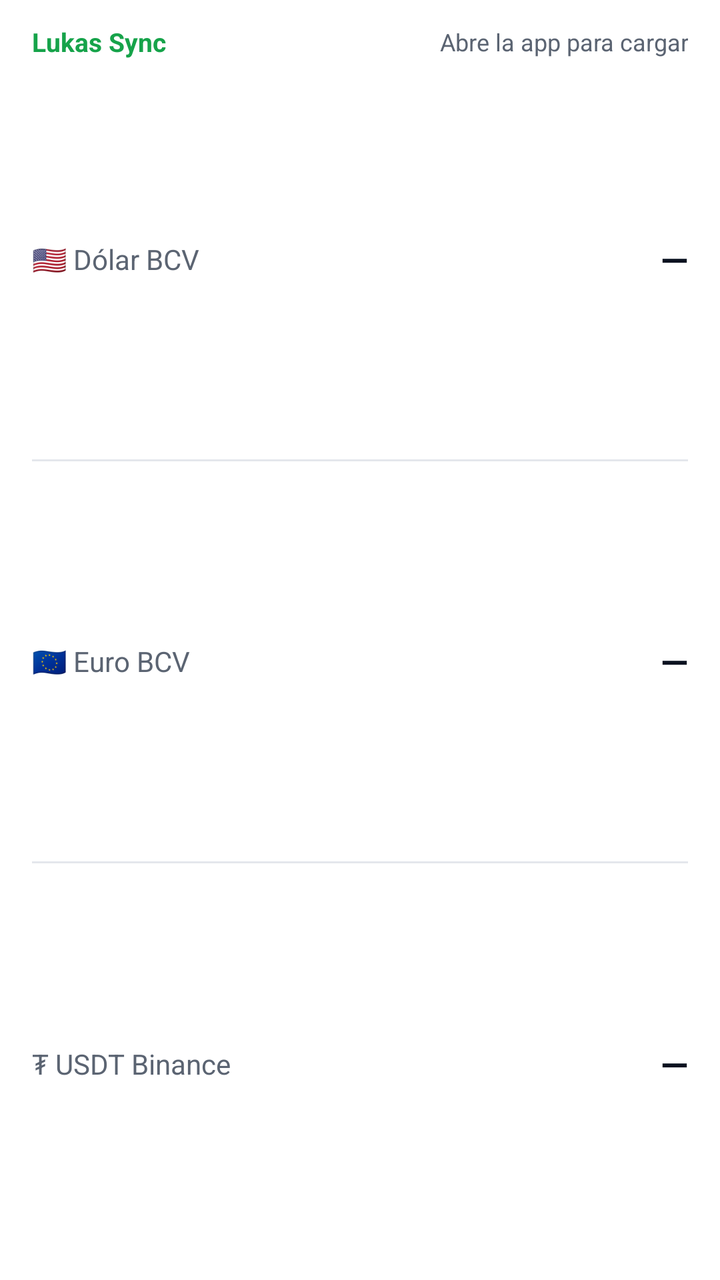
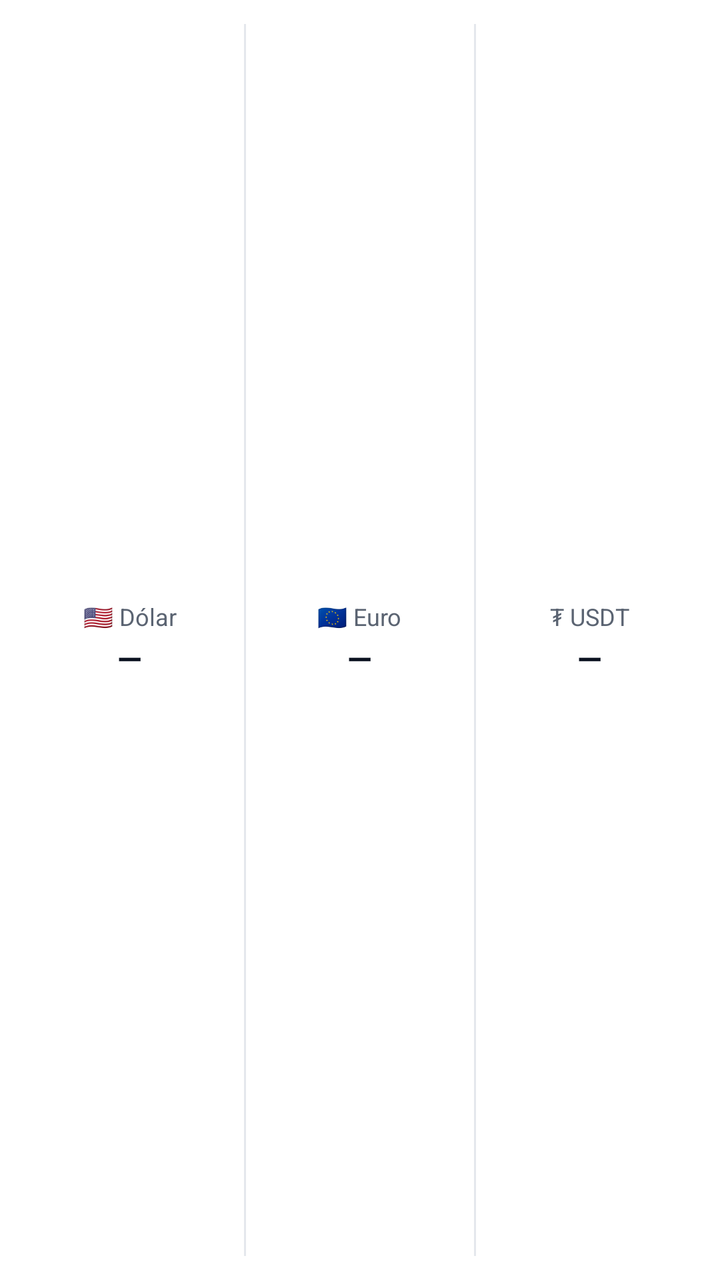

Compare the two renders of this Android layout. The source of the first and the diff that turns it into the second are given below.
<!-- AndroidManifest.xml: fallback theme Theme.MaterialComponents.DayNight.NoActionBar -->
<!-- res/layout/rates_widget.xml -->
<?xml version="1.0" encoding="utf-8"?>
<LinearLayout xmlns:android="http://schemas.android.com/apk/res/android"
    android:id="@+id/widget_root"
    android:layout_width="match_parent"
    android:layout_height="match_parent"
    android:background="@drawable/widget_background"
    android:orientation="vertical"
    android:paddingStart="16dp"
    android:paddingTop="12dp"
    android:paddingEnd="16dp"
    android:paddingBottom="8dp">

    <LinearLayout
        android:layout_width="match_parent"
        android:layout_height="wrap_content"
        android:gravity="center_vertical"
        android:orientation="horizontal">

        <TextView
            android:layout_width="wrap_content"
            android:layout_height="wrap_content"
            android:text="@string/widget_title"
            android:textColor="@color/widget_accent"
            android:textSize="13sp"
            android:textStyle="bold" />

        <TextView
            android:id="@+id/widget_updated"
            android:layout_width="0dp"
            android:layout_height="wrap_content"
            android:layout_marginStart="8dp"
            android:layout_weight="1"
            android:ellipsize="end"
            android:gravity="end"
            android:maxLines="1"
            android:text="@string/widget_empty_updated"
            android:textColor="@color/widget_text_secondary"
            android:textSize="12sp" />
    </LinearLayout>

    <LinearLayout
        android:layout_width="match_parent"
        android:layout_height="0dp"
        android:layout_weight="1"
        android:gravity="center_vertical"
        android:orientation="horizontal">

        <TextView
            android:layout_width="0dp"
            android:layout_height="wrap_content"
            android:layout_weight="1"
            android:ellipsize="end"
            android:maxLines="1"
            android:text="@string/widget_usd_label"
            android:textColor="@color/widget_text_secondary"
            android:textSize="14sp" />

        <TextView
            android:id="@+id/widget_usd"
            android:layout_width="wrap_content"
            android:layout_height="wrap_content"
            android:maxLines="1"
            android:text="@string/widget_empty_value"
            android:textColor="@color/widget_text"
            android:textSize="18sp"
            android:textStyle="bold" />
    </LinearLayout>

    <FrameLayout
        android:layout_width="match_parent"
        android:layout_height="1dp"
        android:background="@color/widget_divider" />

    <LinearLayout
        android:layout_width="match_parent"
        android:layout_height="0dp"
        android:layout_weight="1"
        android:gravity="center_vertical"
        android:orientation="horizontal">

        <TextView
            android:layout_width="0dp"
            android:layout_height="wrap_content"
            android:layout_weight="1"
            android:ellipsize="end"
            android:maxLines="1"
            android:text="@string/widget_eur_label"
            android:textColor="@color/widget_text_secondary"
            android:textSize="14sp" />

        <TextView
            android:id="@+id/widget_eur"
            android:layout_width="wrap_content"
            android:layout_height="wrap_content"
            android:maxLines="1"
            android:text="@string/widget_empty_value"
            android:textColor="@color/widget_text"
            android:textSize="18sp"
            android:textStyle="bold" />
    </LinearLayout>

    <FrameLayout
        android:layout_width="match_parent"
        android:layout_height="1dp"
        android:background="@color/widget_divider" />

    <LinearLayout
        android:layout_width="match_parent"
        android:layout_height="0dp"
        android:layout_weight="1"
        android:gravity="center_vertical"
        android:orientation="horizontal">

        <TextView
            android:layout_width="0dp"
            android:layout_height="wrap_content"
            android:layout_weight="1"
            android:ellipsize="end"
            android:maxLines="1"
            android:text="@string/widget_usdt_label"
            android:textColor="@color/widget_text_secondary"
            android:textSize="14sp" />

        <TextView
            android:id="@+id/widget_usdt"
            android:layout_width="wrap_content"
            android:layout_height="wrap_content"
            android:maxLines="1"
            android:text="@string/widget_empty_value"
            android:textColor="@color/widget_text"
            android:textSize="18sp"
            android:textStyle="bold" />
    </LinearLayout>

</LinearLayout>
<!-- resources referenced by this layout -->
<resources>
  <color name="widget_accent">#FF16A34A</color>
  <color name="widget_divider">#FFE4E7EC</color>
  <color name="widget_text">#FF0B1220</color>
  <color name="widget_text_secondary">#FF5B6472</color>
  <!-- drawable widget_background (drawable) -->
  <?xml version="1.0" encoding="utf-8"?>
  <shape xmlns:android="http://schemas.android.com/apk/res/android" android:shape="rectangle">
      <solid android:color="@color/widget_bg" />
      <corners android:radius="22dp" />
  </shape>
  <string name="widget_empty_updated">Abre la app para cargar</string>
  <string name="widget_empty_value">—</string>
  <string name="widget_eur_label">🇪🇺  Euro BCV</string>
  <string name="widget_title">Lukas Sync</string>
  <string name="widget_usd_label">🇺🇸  Dólar BCV</string>
  <string name="widget_usdt_label">₮  USDT Binance</string>
  <color name="widget_bg">#FFFFFFFF</color>
</resources>

<!-- the commit's change to res/layout/rates_widget.xml (unified diff, before → after) -->
@@ -4,131 +4,108 @@
     android:layout_width="match_parent"
     android:layout_height="match_parent"
     android:background="@drawable/widget_background"
-    android:orientation="vertical"
-    android:paddingStart="16dp"
-    android:paddingTop="12dp"
-    android:paddingEnd="16dp"
+    android:gravity="center_vertical"
+    android:orientation="horizontal"
+    android:paddingStart="8dp"
+    android:paddingTop="8dp"
+    android:paddingEnd="8dp"
     android:paddingBottom="8dp">
 
     <LinearLayout
-        android:layout_width="match_parent"
+        android:layout_width="0dp"
         android:layout_height="wrap_content"
-        android:gravity="center_vertical"
-        android:orientation="horizontal">
+        android:layout_weight="1"
+        android:gravity="center"
+        android:orientation="vertical">
 
         <TextView
             android:layout_width="wrap_content"
             android:layout_height="wrap_content"
-            android:text="@string/widget_title"
-            android:textColor="@color/widget_accent"
-            android:textSize="13sp"
-            android:textStyle="bold" />
-
-        <TextView
-            android:id="@+id/widget_updated"
-            android:layout_width="0dp"
-            android:layout_height="wrap_content"
-            android:layout_marginStart="8dp"
-            android:layout_weight="1"
-            android:ellipsize="end"
-            android:gravity="end"
-            android:maxLines="1"
-            android:text="@string/widget_empty_updated"
-            android:textColor="@color/widget_text_secondary"
-            android:textSize="12sp" />
-    </LinearLayout>
-
-    <LinearLayout
-        android:layout_width="match_parent"
-        android:layout_height="0dp"
-        android:layout_weight="1"
-        android:gravity="center_vertical"
-        android:orientation="horizontal">
-
-        <TextView
-            android:layout_width="0dp"
-            android:layout_height="wrap_content"
-            android:layout_weight="1"
             android:ellipsize="end"
             android:maxLines="1"
             android:text="@string/widget_usd_label"
             android:textColor="@color/widget_text_secondary"
-            android:textSize="14sp" />
+            android:textSize="12sp" />
 
         <TextView
             android:id="@+id/widget_usd"
             android:layout_width="wrap_content"
             android:layout_height="wrap_content"
+            android:layout_marginTop="2dp"
             android:maxLines="1"
             android:text="@string/widget_empty_value"
             android:textColor="@color/widget_text"
-            android:textSize="18sp"
+            android:textSize="16sp"
             android:textStyle="bold" />
     </LinearLayout>
 
     <FrameLayout
-        android:layout_width="match_parent"
-        android:layout_height="1dp"
+        android:layout_width="1dp"
+        android:layout_height="match_parent"
+        android:layout_marginTop="4dp"
+        android:layout_marginBottom="4dp"
         android:background="@color/widget_divider" />
 
     <LinearLayout
-        android:layout_width="match_parent"
-        android:layout_height="0dp"
+        android:layout_width="0dp"
+        android:layout_height="wrap_content"
         android:layout_weight="1"
-        android:gravity="center_vertical"
-        android:orientation="horizontal">
+        android:gravity="center"
+        android:orientation="vertical">
 
         <TextView
-            android:layout_width="0dp"
+            android:layout_width="wrap_content"
             android:layout_height="wrap_content"
-            android:layout_weight="1"
             android:ellipsize="end"
             android:maxLines="1"
             android:text="@string/widget_eur_label"
             android:textColor="@color/widget_text_secondary"
-            android:textSize="14sp" />
+            android:textSize="12sp" />
 
         <TextView
             android:id="@+id/widget_eur"
             android:layout_width="wrap_content"
             android:layout_height="wrap_content"
+            android:layout_marginTop="2dp"
             android:maxLines="1"
             android:text="@string/widget_empty_value"
             android:textColor="@color/widget_text"
-            android:textSize="18sp"
+            android:textSize="16sp"
             android:textStyle="bold" />
     </LinearLayout>
 
     <FrameLayout
-        android:layout_width="match_parent"
-        android:layout_height="1dp"
+        android:layout_width="1dp"
+        android:layout_height="match_parent"
+        android:layout_marginTop="4dp"
+        android:layout_marginBottom="4dp"
         android:background="@color/widget_divider" />
 
     <LinearLayout
-        android:layout_width="match_parent"
-        android:layout_height="0dp"
+        android:layout_width="0dp"
+        android:layout_height="wrap_content"
         android:layout_weight="1"
-        android:gravity="center_vertical"
-        android:orientation="horizontal">
+        android:gravity="center"
+        android:orientation="vertical">
 
         <TextView
-            android:layout_width="0dp"
+            android:layout_width="wrap_content"
             android:layout_height="wrap_content"
-            android:layout_weight="1"
             android:ellipsize="end"
             android:maxLines="1"
             android:text="@string/widget_usdt_label"
             android:textColor="@color/widget_text_secondary"
-            android:textSize="14sp" />
+            android:textSize="12sp" />
 
         <TextView
             android:id="@+id/widget_usdt"
             android:layout_width="wrap_content"
             android:layout_height="wrap_content"
+            android:layout_marginTop="2dp"
             android:maxLines="1"
             android:text="@string/widget_empty_value"
             android:textColor="@color/widget_text"
-            android:textSize="18sp"
+            android:textSize="16sp"
             android:textStyle="bold" />
     </LinearLayout>
 
<!-- resource entries referenced after the edit -->
@@ -1,6 +1,5 @@
 <!-- resources referenced by this layout -->
 <resources>
-  <color name="widget_accent">#FF16A34A</color>
   <color name="widget_divider">#FFE4E7EC</color>
   <color name="widget_text">#FF0B1220</color>
   <color name="widget_text_secondary">#FF5B6472</color>
@@ -10,12 +9,10 @@
       <solid android:color="@color/widget_bg" />
       <corners android:radius="22dp" />
   </shape>
-  <string name="widget_empty_updated">Abre la app para cargar</string>
   <string name="widget_empty_value">—</string>
-  <string name="widget_eur_label">🇪🇺  Euro BCV</string>
-  <string name="widget_title">Lukas Sync</string>
-  <string name="widget_usd_label">🇺🇸  Dólar BCV</string>
-  <string name="widget_usdt_label">₮  USDT Binance</string>
+  <string name="widget_eur_label">🇪🇺 Euro</string>
+  <string name="widget_usd_label">🇺🇸 Dólar</string>
+  <string name="widget_usdt_label">₮ USDT</string>
   <color name="widget_bg">#FFFFFFFF</color>
 </resources>
 
